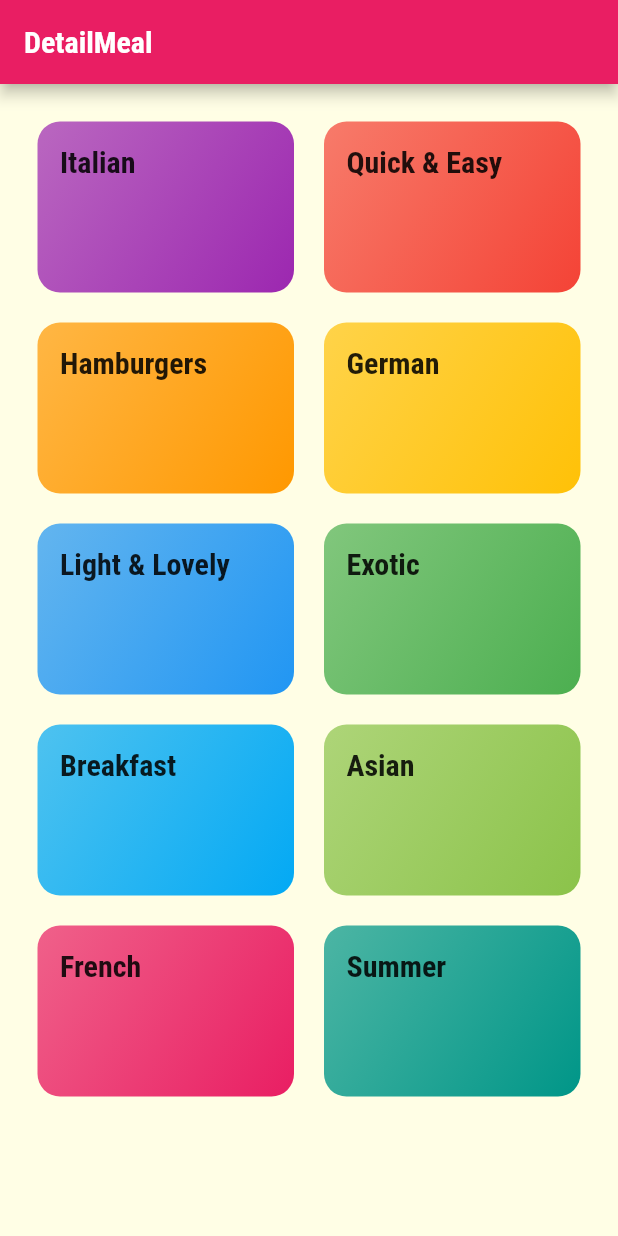
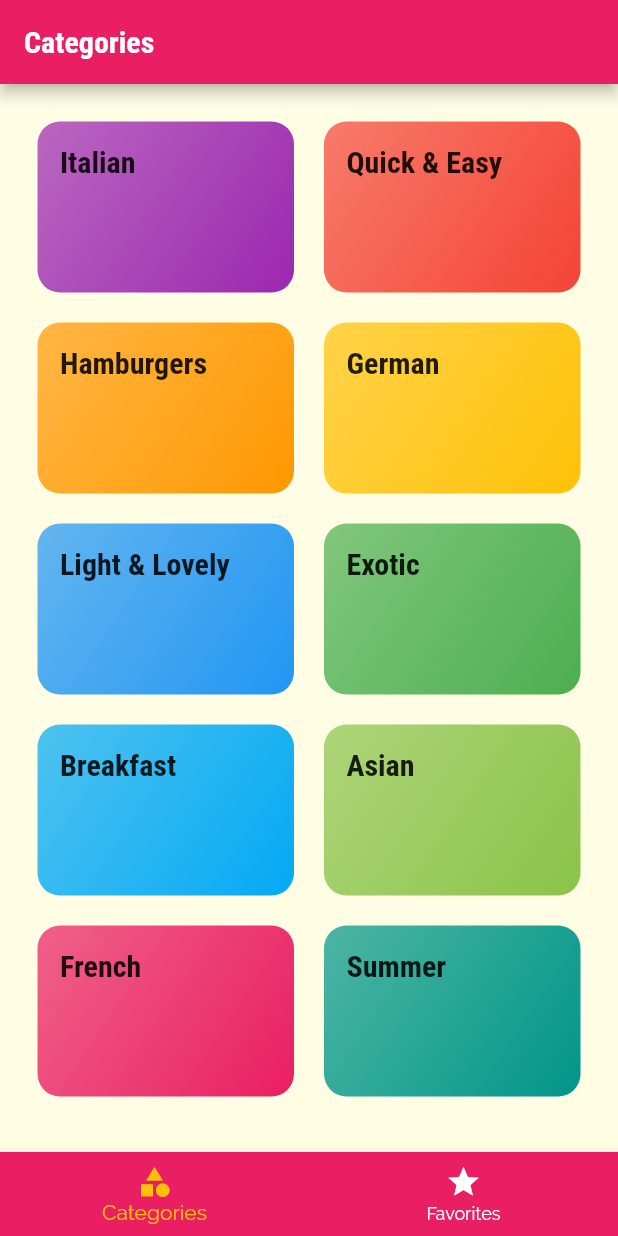
Before and after one commit to aliozer0/Meals, a Flutter app: the screen it shows after launch, on a phone screen of 412 x 824 dp. Run offline on Flutter 3.47's test engine with Material 2 defaults, Android fonts, the phone set to English and light mode, and no system bars.

Commit message:
tabs_screen added

```diff
--- a/lib/main.dart
+++ b/lib/main.dart
@@ -1,4 +1,5 @@
 import 'package:flutter/material.dart';
+import './screens/tabs_screen.dart';
 import './screens/meal_detail_screen.dart';
 import './screens/category_meals_screen.dart';
 import './screens/categories_screen.dart';
@@ -25,8 +26,10 @@ class MyApp extends StatelessWidget {
                   fontWeight: FontWeight.bold),
             ),
       ),
-      home: CategoriesScreen(),
+      //home: CategoriesScreen(),
+      initialRoute: '/',
       routes: {
+        '/': (context) => TabsScreen(),
         CategoryMealsScreen.routeName: (context) => CategoryMealsScreen(),
         MealDetailScreen.routeName: (context) => MealDetailScreen(),
       },
@@ -36,20 +39,3 @@ class MyApp extends StatelessWidget {
     );
   }
 }
-
-// class MyHomePage extends StatefulWidget {
-//   @override
-//   State<MyHomePage> createState() => _MyHomePageState();
-// }
-
-// class _MyHomePageState extends State<MyHomePage> {
-//   @override
-//   Widget build(BuildContext context) {
-//     return Scaffold(
-//       appBar: AppBar(title: Text('DeliMeals')),
-//       body: Center(
-//         child: Text('Navigation Time'),
-//       ),
-//     );
-//   }
-// }
--- a/lib/screens/categories_screen.dart
+++ b/lib/screens/categories_screen.dart
@@ -6,9 +6,6 @@ class CategoriesScreen extends StatelessWidget {
   @override
   Widget build(BuildContext context) {
     return Scaffold(
-      appBar: AppBar(
-        title: const Text('DetailMeal'),
-      ),
       body: GridView(
         padding: EdgeInsets.all(25),
         children: DUMMY_CATEGORIES
--- /dev/null
+++ b/lib/screens/favorites_screen.dart
@@ -0,0 +1,12 @@
+import 'package:flutter/material.dart';
+
+class FavoritesScreen extends StatelessWidget {
+  const FavoritesScreen({super.key});
+
+  @override
+  Widget build(BuildContext context) {
+    return Center(
+      child: Text('The Favorites'),
+    );
+  }
+}
--- /dev/null
+++ b/lib/screens/tabs_screen.dart
@@ -0,0 +1,61 @@
+import 'package:flutter/material.dart';
+import '../screens/favorites_screen.dart';
+import '../screens/categories_screen.dart';
+
+class TabsScreen extends StatefulWidget {
+  @override
+  State<TabsScreen> createState() => _TabsScreenState();
+}
+
+class _TabsScreenState extends State<TabsScreen> {
+  final List<Map<String, Object>> _pages = [
+    {
+      'page': CategoriesScreen(),
+      'title': 'Categories',
+    },
+    {
+      'page': FavoritesScreen(),
+      'title': 'Your Favorite',
+    }
+  ];
+
+  int _selectedPageIndex = 0;
+
+  void _selectedPage(int index) {
+    setState(() {
+      _selectedPageIndex = index;
+    });
+  }
+
+  @override
+  Widget build(BuildContext context) {
+    return Scaffold(
+      appBar: AppBar(
+        title: Text(
+          _pages[_selectedPageIndex]['title'] as String,
+        ),
+      ),
+      body: _pages[_selectedPageIndex]['page'] as Widget,
+      bottomNavigationBar: BottomNavigationBar(
+        unselectedItemColor: Colors.white,
+        currentIndex: _selectedPageIndex,
+        selectedItemColor: Theme.of(context).accentColor,
+        onTap: _selectedPage,
+        type: BottomNavigationBarType.fixed,
+        backgroundColor: Theme.of(context).primaryColor,
+        items: [
+          BottomNavigationBarItem(
+            backgroundColor: Theme.of(context).primaryColor,
+            icon: Icon(Icons.category),
+            label: 'Categories',
+          ),
+          BottomNavigationBarItem(
+            backgroundColor: Theme.of(context).primaryColor,
+            icon: Icon(Icons.star),
+            label: 'Favorites',
+          )
+        ],
+      ),
+    );
+  }
+}
```
